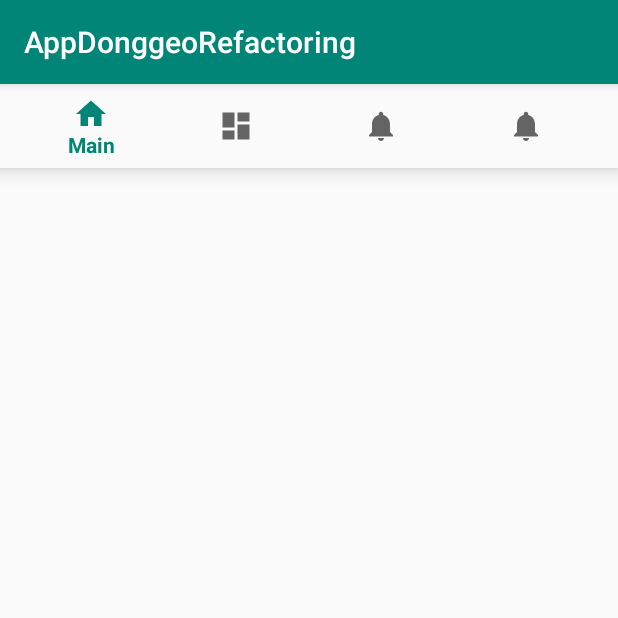
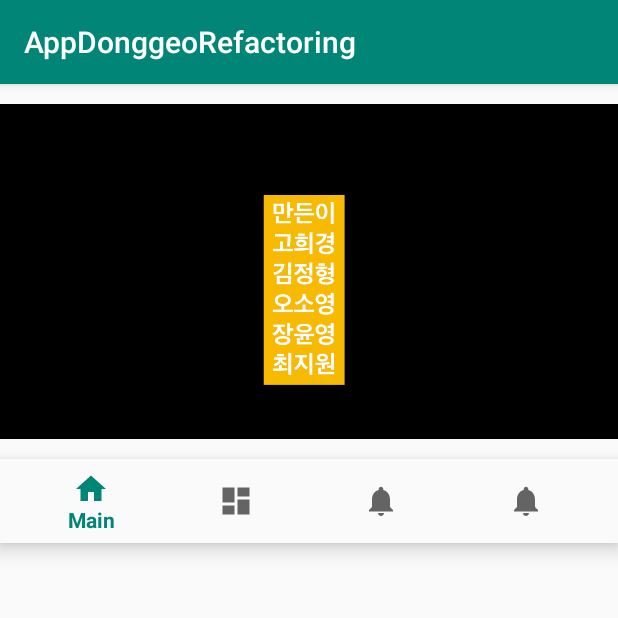
Before and after one commit to kohheekyung/APP_DONGGEO_REFACTORING, an Android app: the screen it shows after launch (MainActivity), on a phone screen of 412 x 824 dp, the top half of it. Run offline under Robolectric (Android 15) with nearby library versions, the phone set to English and light mode, and no system bars; libraries missing offline, so code that uses them is left out: com.kakao.auth.

Commit message:
main info

```diff
--- a/app/src/main/AndroidManifest.xml
+++ b/app/src/main/AndroidManifest.xml
@@ -19,10 +19,9 @@
                 <category android:name="android.intent.category.LAUNCHER" />
             </intent-filter>
         </activity>
-
-        <activity android:name=".SearchByContinent"></activity>
-        <activity android:name=".SearchByValue"></activity>
-        <activity android:name=".WritePostActivity"></activity>
+        <activity android:name=".SearchByContinent" />
+        <activity android:name=".SearchByValue" />
+        <activity android:name=".WritePostActivity" />
     </application>
 
 </manifest>
--- a/app/src/main/java/donggeo/appdonggeorefactoring/GlobalApplication.java
+++ b/app/src/main/java/donggeo/appdonggeorefactoring/GlobalApplication.java
@@ -17,7 +17,7 @@ public class GlobalApplication extends Application {
         super.onCreate();
         instance = this;
 
-        KakaoSDK.init(new KakaoSDKAdapter());
+//        KakaoSDK.init(new KakaoSDKAdapter());
     }
 
     public static Activity getCurrentActivity() {
--- a/app/src/main/java/donggeo/appdonggeorefactoring/MainActivity.java
+++ b/app/src/main/java/donggeo/appdonggeorefactoring/MainActivity.java
@@ -4,6 +4,7 @@ import android.content.Intent;
 import android.os.Bundle;
 import android.support.annotation.NonNull;
 import android.support.design.widget.BottomNavigationView;
+import android.support.v4.view.ViewPager;
 import android.support.v7.app.AppCompatActivity;
 import android.view.MenuItem;
 import android.widget.TextView;
@@ -11,6 +12,9 @@ import android.widget.TextView;
 public class MainActivity extends AppCompatActivity {
 
     private TextView mTextMessage;
+    ViewPager viewPager;
+    int images[] = {R.drawable.make, R.drawable.south_korea, R.drawable.north_korea, R.drawable.vietnam, R.drawable.united_kingdom};
+    MyCustomPagerAdapter myCustomPagerAdapter;
 
     private BottomNavigationView.OnNavigationItemSelectedListener mOnNavigationItemSelectedListener
             = new BottomNavigationView.OnNavigationItemSelectedListener() {
@@ -46,6 +50,11 @@ public class MainActivity extends AppCompatActivity {
         mTextMessage = (TextView) findViewById(R.id.message);
         BottomNavigationView navigation = (BottomNavigationView) findViewById(R.id.navigation);
         navigation.setOnNavigationItemSelectedListener(mOnNavigationItemSelectedListener);
+
+        viewPager = (ViewPager)findViewById(R.id.viewPager);
+
+        myCustomPagerAdapter = new MyCustomPagerAdapter(MainActivity.this, images);
+        viewPager.setAdapter(myCustomPagerAdapter);
     }
 
 }
--- /dev/null
+++ b/app/src/main/java/donggeo/appdonggeorefactoring/MyCustomPagerAdapter.java
@@ -0,0 +1,58 @@
+package donggeo.appdonggeorefactoring;
+
+import android.content.Context;
+import android.support.v4.view.PagerAdapter;
+import android.view.LayoutInflater;
+import android.view.View;
+import android.view.ViewGroup;
+import android.widget.ImageView;
+import android.widget.LinearLayout;
+import android.widget.Toast;
+
+public class MyCustomPagerAdapter extends PagerAdapter{
+    Context context;
+    int images[];
+    LayoutInflater layoutInflater;
+
+
+    public MyCustomPagerAdapter(Context context, int images[]) {
+        this.context = context;
+        this.images = images;
+        layoutInflater = (LayoutInflater) context.getSystemService(Context.LAYOUT_INFLATER_SERVICE);
+    }
+
+    @Override
+    public int getCount() {
+        return images.length;
+    }
+
+    @Override
+    public boolean isViewFromObject(View view, Object object) {
+        return view == ((LinearLayout) object);
+    }
+
+    @Override
+    public Object instantiateItem(ViewGroup container, final int position) {
+        View itemView = layoutInflater.inflate(R.layout.item, container, false);
+
+        ImageView imageView = (ImageView) itemView.findViewById(R.id.imageView);
+        imageView.setImageResource(images[position]);
+
+        container.addView(itemView);
+
+        //listening to image click
+        imageView.setOnClickListener(new View.OnClickListener() {
+            @Override
+            public void onClick(View v) {
+                Toast.makeText(context, "you clicked image " + (position + 1), Toast.LENGTH_LONG).show();
+            }
+        });
+
+        return itemView;
+    }
+
+    @Override
+    public void destroyItem(ViewGroup container, int position, Object object) {
+        container.removeView((LinearLayout) object);
+    }
+}
--- a/app/src/main/res/layout/activity_main.xml
+++ b/app/src/main/res/layout/activity_main.xml
@@ -9,6 +9,11 @@
     tools:context=".MainActivity">
 
 
+
+    <android.support.v4.view.ViewPager
+        android:layout_width="match_parent"
+        android:layout_height="250dp"
+        android:id="@+id/viewPager"/>
 
     <android.support.design.widget.BottomNavigationView
         android:id="@+id/navigation"
--- /dev/null
+++ b/app/src/main/res/layout/item.xml
@@ -0,0 +1,10 @@
+<?xml version="1.0" encoding="utf-8"?>
+<LinearLayout xmlns:android="http://schemas.android.com/apk/res/android"
+    android:layout_width="match_parent"
+    android:layout_height="match_parent">
+
+    <ImageView
+        android:layout_width="match_parent"
+        android:layout_height="match_parent"
+        android:id="@+id/imageView"/>
+</LinearLayout>
```
Also changed, not shown: app/src/main/res/drawable/make.png (added), app/src/main/res/drawable/north_korea.png (added), app/src/main/res/drawable/south_korea.png (added), app/src/main/res/drawable/united_kingdom.png (added), app/src/main/res/drawable/vietnam.png (added).
